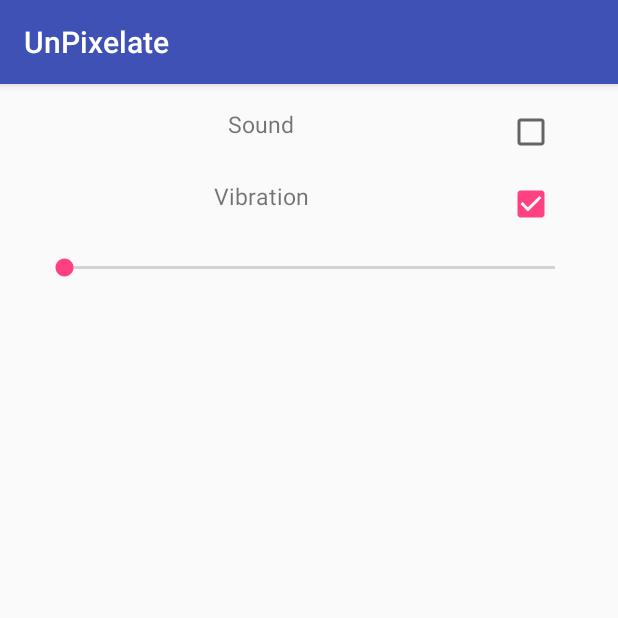
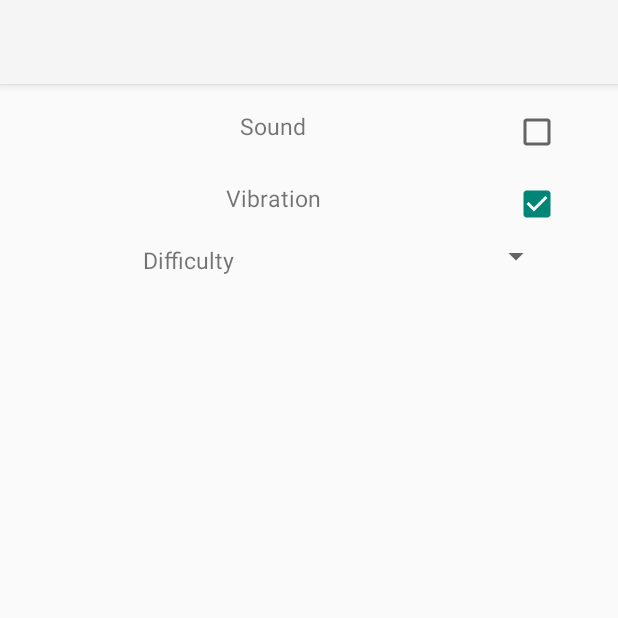
Before and after one commit to anilreyhan/UnPixelate, an Android app: the Settings screen opened directly, with no data from a screen before it, on a phone screen of 412 x 824 dp, the top half of it. Run offline under Robolectric (Android 15) with nearby library versions, the phone set to English and light mode, and no system bars; our stand-ins replace AdMob; 2 statements that could not run were skipped.

Commit message:
Last changes

```diff
--- a/app/build.gradle
+++ b/app/build.gradle
@@ -7,8 +7,8 @@ android {
         applicationId "com.anilreyhan.unpixelate"
         minSdkVersion 18
         targetSdkVersion 25
-        versionCode 10
-        versionName "3.0"
+        versionCode 11
+        versionName "3.1"
         testInstrumentationRunner "android.support.test.runner.AndroidJUnitRunner"
     }
     buildTypes {
--- a/app/src/main/java/com/anilreyhan/unpixelate/Settings.java
+++ b/app/src/main/java/com/anilreyhan/unpixelate/Settings.java
@@ -1,12 +1,16 @@
 package com.anilreyhan.unpixelate;
 
+import android.os.Bundle;
 import android.support.v7.app.AppCompatActivity;
-import android.os.Bundle;
 import android.view.KeyEvent;
 import android.view.View;
+import android.widget.AdapterView;
+import android.widget.ArrayAdapter;
 import android.widget.CheckBox;
+import android.widget.Spinner;
+import android.widget.Toast;
 
-public class Settings extends AppCompatActivity {
+public class Settings extends AppCompatActivity implements AdapterView.OnItemSelectedListener {
     CheckBox soundCB, vibrationCB;
     GameScreen gameScreen;
     Preferences preferences;
@@ -21,7 +25,6 @@ public class Settings extends AppCompatActivity {
 
         gameScreen = new GameScreen();
         preferences = new Preferences();
-
 
 
         vibrationCB.setOnClickListener(new View.OnClickListener() {
@@ -40,8 +43,28 @@ public class Settings extends AppCompatActivity {
             }
         });
 
+        Spinner spinner = (Spinner) findViewById(R.id.difficultySpinner);
+        spinner.setOnItemSelectedListener(this);
+
+        ArrayAdapter<CharSequence> adapter = ArrayAdapter.createFromResource(this,
+                R.array.difficulty_array, android.R.layout.simple_spinner_item);
+        adapter.setDropDownViewResource(android.R.layout.simple_spinner_dropdown_item);
+        spinner.setAdapter(adapter);
 
 
+    }
+
+    @Override
+    public void onItemSelected(AdapterView<?> parent, View view, int position, long id) {
+        // On selecting a spinner item
+        String item = parent.getItemAtPosition(position).toString();
+
+        // Showing selected spinner item
+        Toast.makeText(parent.getContext(), "Selected: " + item, Toast.LENGTH_LONG).show();
+    }
+
+    public void onNothingSelected(AdapterView<?> arg0) {
+        // TODO Auto-generated method stub
     }
 
     @Override
--- a/app/src/main/res/layout/activity_settings.xml
+++ b/app/src/main/res/layout/activity_settings.xml
@@ -29,7 +29,11 @@
             android:textSize="15sp"
             app:layout_constraintHorizontal_weight="2"
             app:layout_constraintTop_toTopOf="parent"
-            tools:layout_editor_absoluteX="4dp" />
+            android:layout_marginLeft="8dp"
+            app:layout_constraintLeft_toLeftOf="parent"
+            app:layout_constraintBottom_toBottomOf="parent"
+            android:layout_marginBottom="8dp"
+            android:layout_marginStart="8dp" />
 
         <CheckBox
             android:id="@+id/soundCheckBox"
@@ -58,7 +62,7 @@
         app:layout_constraintTop_toBottomOf="@+id/soundSettingsLayout">
 
         <TextView
-            android:id="@+id/difficultyView"
+            android:id="@+id/vibrationView"
             android:layout_width="304dp"
             android:layout_height="wrap_content"
             android:layout_marginTop="8dp"
@@ -67,7 +71,11 @@
             android:textSize="15sp"
             app:layout_constraintHorizontal_weight="2"
             app:layout_constraintTop_toTopOf="parent"
-            tools:layout_editor_absoluteX="4dp" />
+            app:layout_constraintBottom_toBottomOf="parent"
+            android:layout_marginBottom="8dp"
+            android:layout_marginLeft="8dp"
+            app:layout_constraintLeft_toLeftOf="parent"
+            android:layout_marginStart="8dp" />
 
         <CheckBox
             android:id="@+id/vibrationCheckBox"
@@ -79,7 +87,7 @@
             android:layout_marginTop="8dp"
             android:checked="true"
             app:layout_constraintHorizontal_weight="1"
-            app:layout_constraintLeft_toRightOf="@+id/difficultyView"
+            app:layout_constraintLeft_toRightOf="@+id/vibrationView"
             app:layout_constraintRight_toRightOf="parent"
             app:layout_constraintTop_toTopOf="parent"
             android:layout_marginStart="8dp" />
@@ -88,27 +96,48 @@
 
     <android.support.constraint.ConstraintLayout
         android:id="@+id/difficultySettingsLayout"
-        android:layout_width="0dp"
-        android:layout_height="wrap_content"
+        android:layout_width="368dp"
+        android:layout_height="37dp"
         android:orientation="horizontal"
         app:layout_constraintLeft_toLeftOf="parent"
         app:layout_constraintRight_toRightOf="parent"
         app:layout_constraintTop_toBottomOf="@+id/vibrationSettingsLayout"
-        app:layout_constraintHorizontal_bias="0.0">
+        app:layout_constraintHorizontal_bias="0.0"
+        android:layout_marginTop="0dp"
+        android:layout_marginLeft="8dp"
+        android:layout_marginRight="8dp">
+        <TextView
+            android:id="@+id/difficultyView"
+            android:layout_width="192dp"
+            android:layout_height="27dp"
+            android:layout_marginTop="8dp"
+            android:gravity="center"
+            android:text="Difficulty"
+            android:textSize="15sp"
+            app:layout_constraintHorizontal_weight="2"
+            app:layout_constraintTop_toTopOf="parent"
+            app:layout_constraintBottom_toBottomOf="parent"
+            android:layout_marginBottom="8dp"
+            android:layout_marginLeft="8dp"
+            app:layout_constraintLeft_toLeftOf="parent"
+            android:layout_marginStart="8dp"
+            app:layout_constraintVertical_bias="0.0"
+            app:layout_constraintRight_toLeftOf="@+id/difficultySpinner"
+            android:layout_marginRight="8dp" />
 
-        <SeekBar
-            android:id="@+id/seekBar"
-            android:layout_width="359dp"
-            android:layout_height="38dp"
+        <Spinner
+            android:layout_width="126dp"
+            android:layout_height="20dp"
+            android:id="@+id/difficultySpinner"
             app:layout_constraintTop_toTopOf="parent"
             android:layout_marginTop="8dp"
-            app:layout_constraintRight_toRightOf="parent"
-            app:layout_constraintLeft_toLeftOf="parent"
             app:layout_constraintBottom_toBottomOf="parent"
             android:layout_marginBottom="8dp"
-            android:hapticFeedbackEnabled="true"
+            android:layout_marginRight="8dp"
+            app:layout_constraintRight_toRightOf="parent">
 
-            />
+        </Spinner>
+
     </android.support.constraint.ConstraintLayout>
 
 </android.support.constraint.ConstraintLayout>
--- a/app/src/main/res/values/styles.xml
+++ /dev/null
@@ -1,23 +0,0 @@
-<resources>
-
-    <!-- Base application theme. -->
-    <style name="AppTheme" parent="Theme.AppCompat.Light.DarkActionBar">
-        <!-- Customize your theme here. -->
-        <item name="colorPrimary">@color/colorPrimary</item>
-        <item name="colorPrimaryDark">@color/colorPrimaryDark</item>
-        <item name="colorAccent">@color/colorAccent</item>
-    </style>
-
-    <style name="AnimationTheme" parent="Theme.AppCompat.Light">
-        <!-- Customize your theme here. -->
-        <item name="colorPrimary">#FFF</item>
-        <item name="colorPrimaryDark">#666</item>
-        <item name="colorAccent">#FFF</item>
-    </style>
-
-    <style name="GameOverTheme" parent="Theme.AppCompat.Light">
-        <!-- Customize your theme here. -->
-        <item name="colorPrimaryDark">#666</item>
-    </style>
-
-</resources>
```
Also changed, not shown: app/src/main/res/values/colors.xml (deleted, +0 -17 lines), app/src/main/res/values/strings.xml (deleted, +0 -38 lines), 9 other files.
